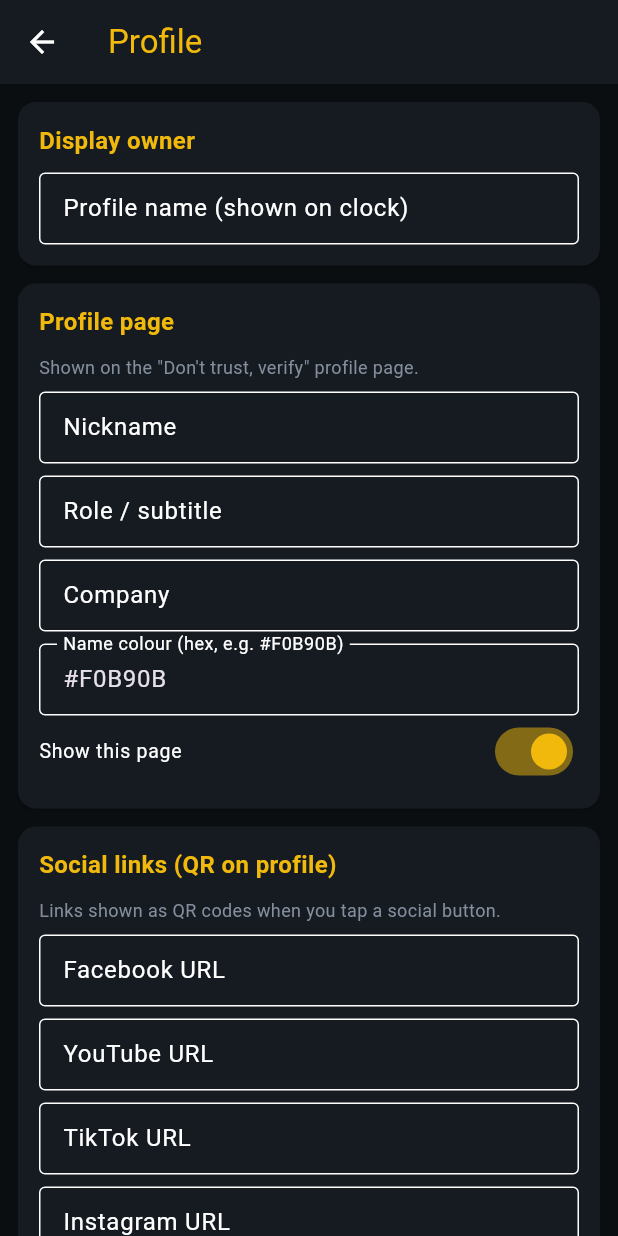
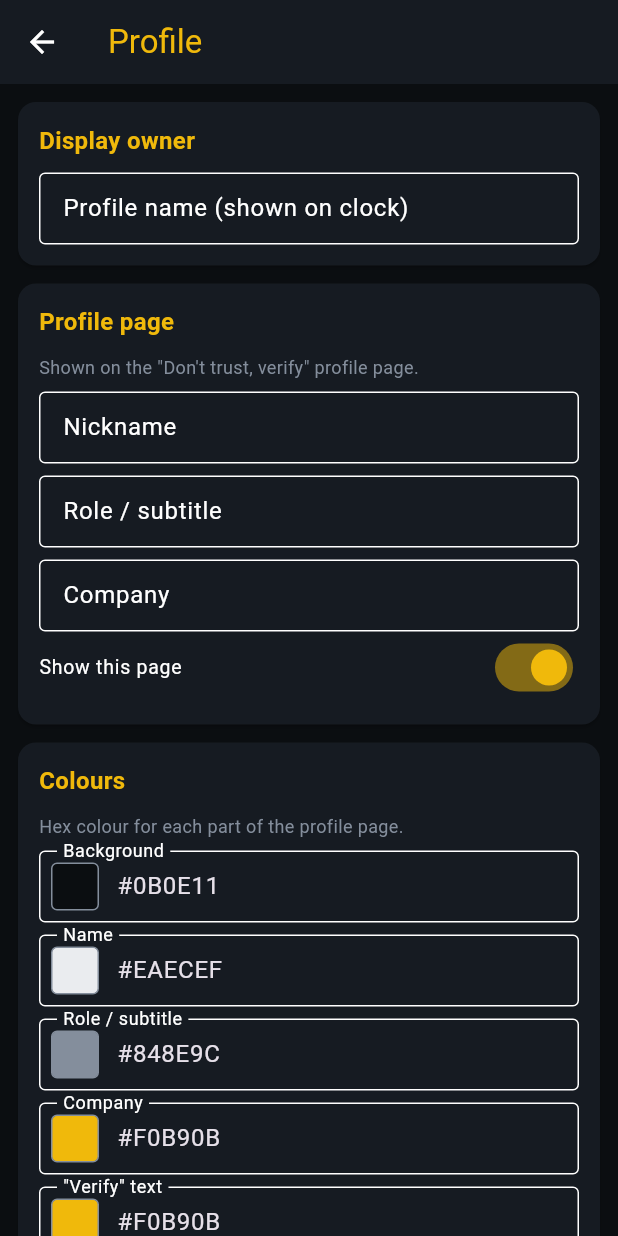
Before and after one commit to cryptoclocks/2026-Pro, a Flutter app: the ProfileSettings screen opened directly with empty values, on a phone screen of 412 x 824 dp. Run offline on Flutter 3.47's test engine with Material 3 defaults, Android fonts, the phone set to English and light mode, and no system bars; our stand-ins replace google_sign_in, image_picker, multicast_dns, shared_preferences; accounts and stored records are empty.

Commit message:
profile: per-part colours editable from the app (settings-bound)
The profile page's bg + name/role/company/verify colours now bind to
settings.profile.{bg_color,name_color,role_color,company_color,verify_color}
(firmware already supports style.text_color / style.bg_color bindings). The Sim
now applies those style-colour bindings too. The user app's ProfileSettings
gets a Colours card with a live-swatch hex field per part.

Co-Authored-By: Claude Opus 4.8 <noreply@anthropic.com>

```diff
--- a/mobile/user-app/lib/settings_pages.dart
+++ b/mobile/user-app/lib/settings_pages.dart
@@ -3,7 +3,7 @@ import 'package:url_launcher/url_launcher.dart';
 import 'device_controller.dart';
 import 'hub_api.dart';
 import 'ui_helpers.dart';
-import 'main.dart' show ccpAccent, ccpMuted;
+import 'main.dart' show ccpAccent, ccpMuted, ccpPanel;
 import 'auth.dart';
 import 'login_screen.dart';
 import 'symbol_picker.dart';
@@ -232,9 +232,18 @@ class _ProfileSettingsState extends State<ProfileSettings> {
       TextEditingController(text: (_p['role'] as String?) ?? '');
   late final TextEditingController _company =
       TextEditingController(text: (_p['company'] as String?) ?? '');
+  late bool _show = (_p['show'] as bool?) ?? true;
+  // colour of each part (hex), bound to settings.profile.*_color on the device
   late final TextEditingController _nameColor =
-      TextEditingController(text: (_p['name_color'] as String?) ?? '#F0B90B');
-  late bool _show = (_p['show'] as bool?) ?? true;
+      TextEditingController(text: (_p['name_color'] as String?) ?? '#EAECEF');
+  late final TextEditingController _roleColor =
+      TextEditingController(text: (_p['role_color'] as String?) ?? '#848E9C');
+  late final TextEditingController _companyColor =
+      TextEditingController(text: (_p['company_color'] as String?) ?? '#F0B90B');
+  late final TextEditingController _verifyColor =
+      TextEditingController(text: (_p['verify_color'] as String?) ?? '#F0B90B');
+  late final TextEditingController _bgColor =
+      TextEditingController(text: (_p['bg_color'] as String?) ?? '#0B0E11');
   // social links shown as QR codes on the profile page's social popups
   late final TextEditingController _fbUrl =
       TextEditingController(text: (_p['fb_url'] as String?) ?? '');
@@ -244,6 +253,42 @@ class _ProfileSettingsState extends State<ProfileSettings> {
       TextEditingController(text: (_p['tt_url'] as String?) ?? '');
   late final TextEditingController _igUrl =
       TextEditingController(text: (_p['ig_url'] as String?) ?? '');
+
+  /// Hex colour field with a live swatch preview.
+  Widget _colorField(String label, TextEditingController ctl) {
+    return ValueListenableBuilder<TextEditingValue>(
+      valueListenable: ctl,
+      builder: (context, val, _) {
+        Color? swatch;
+        final hex = val.text.trim().replaceFirst('#', '');
+        if (hex.length == 6) {
+          final v = int.tryParse('FF$hex', radix: 16);
+          if (v != null) swatch = Color(v);
+        }
+        return TextField(
+          controller: ctl,
+          decoration: InputDecoration(
+            labelText: label,
+            hintText: '#RRGGBB',
+            border: const OutlineInputBorder(),
+            isDense: true,
+            prefixIcon: Padding(
+              padding: const EdgeInsets.all(8),
+              child: Container(
+                width: 22,
+                height: 22,
+                decoration: BoxDecoration(
+                  color: swatch ?? ccpPanel,
+                  borderRadius: BorderRadius.circular(4),
+                  border: Border.all(color: ccpMuted),
+                ),
+              ),
+            ),
+          ),
+        );
+      },
+    );
+  }
 
   @override
   Widget build(BuildContext context) {
@@ -259,8 +304,12 @@ class _ProfileSettingsState extends State<ProfileSettings> {
           c.patch('profile', 'nickname', _nickname.text.trim());
           c.patch('profile', 'role', _role.text.trim());
           c.patch('profile', 'company', _company.text.trim());
+          c.patch('profile', 'show', _show);
           c.patch('profile', 'name_color', _nameColor.text.trim());
-          c.patch('profile', 'show', _show);
+          c.patch('profile', 'role_color', _roleColor.text.trim());
+          c.patch('profile', 'company_color', _companyColor.text.trim());
+          c.patch('profile', 'verify_color', _verifyColor.text.trim());
+          c.patch('profile', 'bg_color', _bgColor.text.trim());
           c.patch('profile', 'fb_url', _fbUrl.text.trim());
           c.patch('profile', 'yt_url', _ytUrl.text.trim());
           c.patch('profile', 'tt_url', _ttUrl.text.trim());
@@ -298,13 +347,6 @@ class _ProfileSettingsState extends State<ProfileSettings> {
               decoration: const InputDecoration(
                   labelText: 'Company', border: OutlineInputBorder(), isDense: true),
             ),
-            const SizedBox(height: 8),
-            TextField(
-              controller: _nameColor,
-              decoration: const InputDecoration(
-                  labelText: 'Name colour (hex, e.g. #F0B90B)',
-                  border: OutlineInputBorder(), isDense: true),
-            ),
             SwitchListTile(
               dense: true,
               contentPadding: EdgeInsets.zero,
@@ -313,6 +355,20 @@ class _ProfileSettingsState extends State<ProfileSettings> {
               value: _show,
               onChanged: (v) => setState(() => _show = v),
             ),
+          ]),
+          settingCard('Colours', [
+            const Text('Hex colour for each part of the profile page.',
+                style: TextStyle(color: ccpMuted, fontSize: 12)),
+            const SizedBox(height: 8),
+            _colorField('Background', _bgColor),
+            const SizedBox(height: 8),
+            _colorField('Name', _nameColor),
+            const SizedBox(height: 8),
+            _colorField('Role / subtitle', _roleColor),
+            const SizedBox(height: 8),
+            _colorField('Company', _companyColor),
+            const SizedBox(height: 8),
+            _colorField('"Verify" text', _verifyColor),
           ]),
           settingCard('Social links (QR on profile)', [
             const Text('Links shown as QR codes when you tap a social button.',
```
Also changed, not shown: 3 other files.
